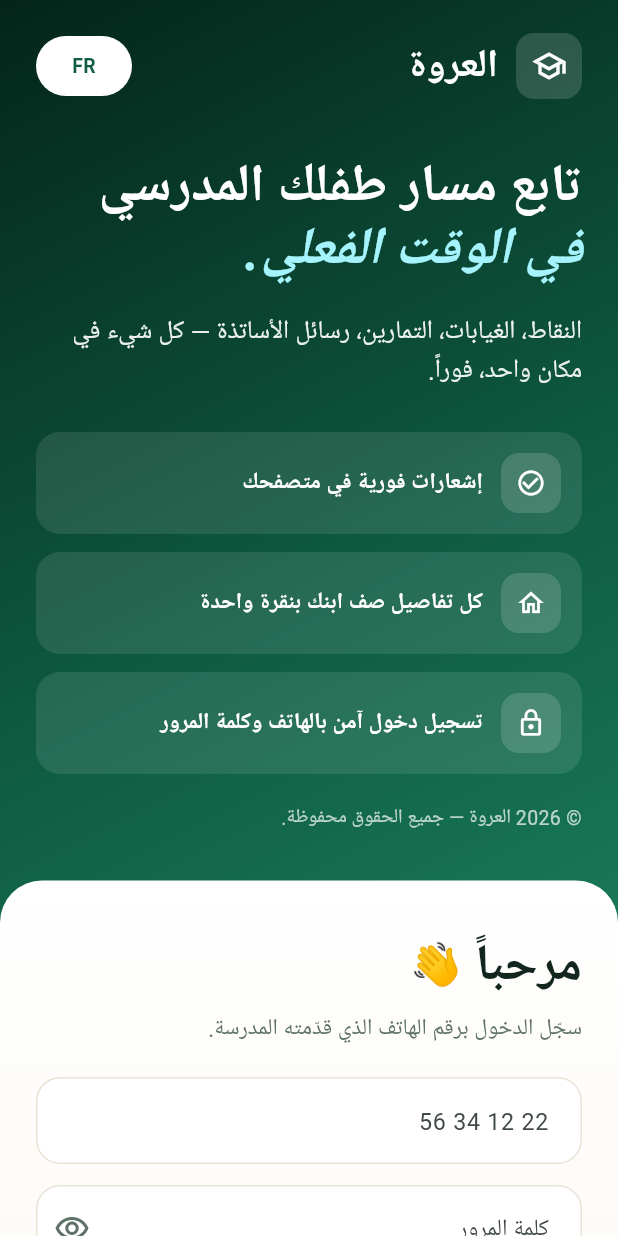
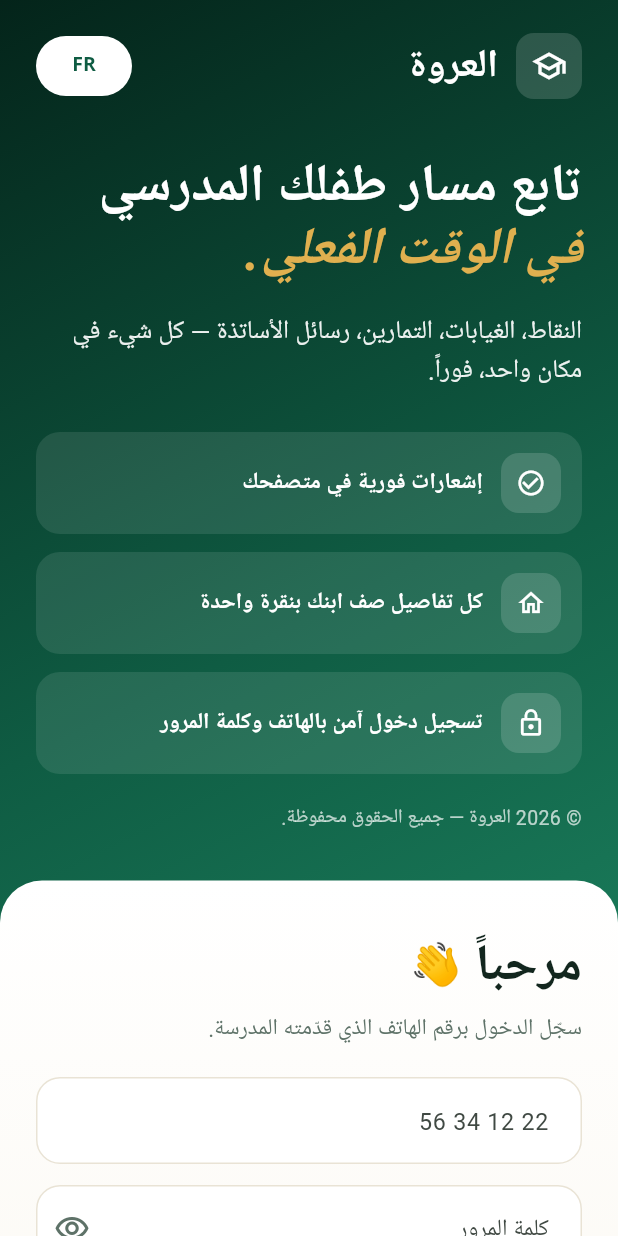
Before and after one commit to 25038-ux/ourwa, a Flutter app: the screen it shows after launch, after a tap on "العربية", on a phone screen of 412 x 824 dp. Run offline on Flutter 3.47's test engine with Material 3 defaults, Android fonts, the phone set to English and light mode, and no system bars; our stand-ins replace firebase_core, firebase_messaging, flutter_local_notifications, flutter_secure_storage, open_filex, pdf and 3 more; missing offline and left inert: dart:js_interop, workmanager; accounts and stored records are empty; Roboto replaces fonts that are missing (Fraunces).

Commit message:
Application : le titre de connexion en or « Jardin » ; le bouton « العربية » avec le repli arabe
Co-Authored-By: Claude Opus 5.5 <noreply@anthropic.com>
Claude-Session: https://claude.ai/code/session_01KSKSuxfdUz7BDVCzXodqTM

```diff
--- a/plateforme/apps/mobile/lib/src/login_screen.dart
+++ b/plateforme/apps/mobile/lib/src/login_screen.dart
@@ -201,7 +201,7 @@ class _Hero extends StatelessWidget {
                 child: Text(
                   lang == 'ar' ? 'FR' : 'العربية',
                   style: const TextStyle(
-                      fontWeight: FontWeight.w700, fontSize: 13),
+                      fontWeight: FontWeight.w700, fontSize: 13, fontFamilyFallback: ['Noto Sans Arabic']),
                 ),
               ),
             ],
@@ -229,7 +229,8 @@ class _Hero extends StatelessWidget {
               height: 1.15,
               fontWeight: FontWeight.w700,
               fontStyle: FontStyle.italic,
-              color: Color(0xFFA5F3FC),
+              // L'or de « Jardin » (04/10/2026), à la place du cyan clair.
+              color: Ocean.or,
             ),
           ),
 
```
